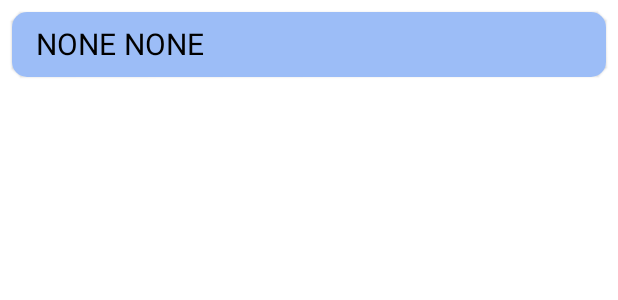
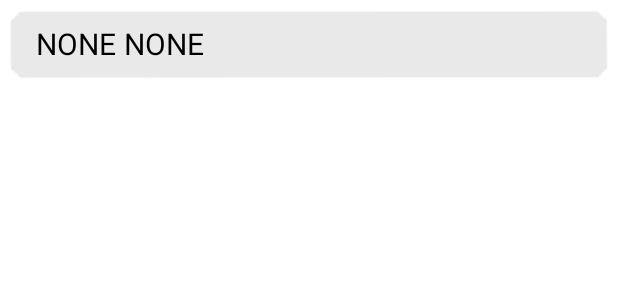
Before and after one commit to KimBoWoon/Weather-Cast, an Android app built with Jetpack Compose: the @Preview function PreviewWeatherItem, on a phone screen of 412 x 824 dp. Shown: the top 300 px of the screen. Run offline under Robolectric (Android 15) with nearby library versions, the phone set to English and light mode, and no system bars; our stand-ins replace Dagger/Hilt's generated code.

Commit message:
날씨에 따라 배경색 정보 업데이트

```diff
--- a/app/src/main/java/com/bowoon/android/weather_cast/ui/MainActivity.kt
+++ b/app/src/main/java/com/bowoon/android/weather_cast/ui/MainActivity.kt
@@ -7,7 +7,7 @@ import androidx.activity.viewModels
 import androidx.compose.foundation.background
 import androidx.compose.foundation.layout.*
 import androidx.compose.foundation.lazy.LazyColumn
-import androidx.compose.foundation.lazy.items
+import androidx.compose.foundation.lazy.itemsIndexed
 import androidx.compose.foundation.shape.RoundedCornerShape
 import androidx.compose.material.*
 import androidx.compose.material.icons.Icons
@@ -25,12 +25,12 @@ import com.bowoon.android.domain.dto.WeatherInfo
 import com.bowoon.android.weather_cast.R
 import com.bowoon.android.weather_cast.base.BaseActivity
 import com.bowoon.android.weather_cast.databinding.ActivityMainBinding
-import com.bowoon.android.weather_cast.ui.adapter.WeatherCastAdapter
 import com.bowoon.android.weather_cast.ui.vm.MainVM
 import com.bowoon.android.weather_cast.util.Log
+import com.bowoon.android.weather_cast.util.NONE
+import com.bowoon.android.weather_cast.util.getWeatherColor
 import dagger.hilt.android.AndroidEntryPoint
 import kotlinx.coroutines.launch
-import kotlin.random.Random
 
 @AndroidEntryPoint
 class MainActivity : BaseActivity<ActivityMainBinding>(
@@ -126,9 +126,9 @@ fun WeatherCastActionBar(snackbarHostState: SnackbarHostState) {
 fun WeatherCastContent(weatherInfo: List<WeatherInfo?>?) {
     LazyColumn {
         weatherInfo?.let {
-            items(weatherInfo) { weather ->
+            itemsIndexed(weatherInfo) { index, weather ->
                 weather?.let {
-                    WeatherItem(weather)
+                    WeatherItem(index, weatherInfo.lastIndex, weather)
                 }
             }
         }
@@ -136,22 +136,21 @@ fun WeatherCastContent(weatherInfo: List<WeatherInfo?>?) {
 }
 
 @Composable
-fun WeatherItem(weatherInfo: WeatherInfo) {
-    val random = Random(System.currentTimeMillis())
-
-    Card(shape = RoundedCornerShape(10.dp), modifier = Modifier.padding(8.dp)) {
+fun WeatherItem(index: Int, lastIndex: Int, weatherInfo: WeatherInfo) {
+    Card(
+        shape = RoundedCornerShape(10.dp),
+        modifier = Modifier.padding(
+            start = 8.dp,
+            top = if (index == 0) 8.dp else 4.dp,
+            end = 8.dp,
+            bottom = if (index == lastIndex) 8.dp else 4.dp
+        )
+    ) {
         Column(
             modifier = Modifier
                 .wrapContentHeight(Alignment.Top)
                 .fillMaxWidth()
-                .background(
-                    Color(
-                        random.nextInt(256),
-                        random.nextInt(256),
-                        random.nextInt(256),
-                        127
-                    )
-                )
+                .background(getWeatherColor(weatherInfo.weather?.firstOrNull()?.id ?: 0))
         ) {
             Row {
                 Text(
@@ -191,7 +190,5 @@ fun WeatherItem(weatherInfo: WeatherInfo) {
 fun PreviewWeatherItem() {
     val weatherInfo = WeatherInfo()
 
-    WeatherItem(weatherInfo = weatherInfo)
+    WeatherItem(0, 0, weatherInfo)
 }
-
-const val NONE = "NONE"
--- a/app/src/main/java/com/bowoon/android/weather_cast/util/Util.kt
+++ b/app/src/main/java/com/bowoon/android/weather_cast/util/Util.kt
@@ -1,6 +1,20 @@
 package com.bowoon.android.weather_cast.util
 
 import android.content.res.Resources
+import androidx.compose.ui.graphics.Color
 import kotlin.math.roundToInt
 
+const val NONE = "NONE"
+
 val Int.dp: Int get() = (this.toFloat() * Resources.getSystem().displayMetrics.density).roundToInt()
+
+fun getWeatherColor(condition: Int): Color = when (condition) {
+    in 200..299 -> Color(255, 0, 0, 127)
+    in 300..399 -> Color(255, 140, 0, 127)
+    in 500..599 -> Color(255, 112, 0, 127)
+    in 600..699 -> Color(65, 105, 225, 127)
+    in 700..799 -> Color(192, 192, 192, 127)
+    in 801..809 -> Color(139, 149, 159, 127)
+    800 -> Color(250, 247, 82, 127)
+    else -> Color(211, 211, 211, 127)
+}
--- a/data/src/main/java/com/bowoon/android/data/service/WeatherCastService.kt
+++ b/data/src/main/java/com/bowoon/android/data/service/WeatherCastService.kt
@@ -10,6 +10,7 @@ interface WeatherCastService {
     suspend fun getWeather(
         @Query("lat") lat: Float,
         @Query("lon") lon: Float,
+        @Query("lang") lang: String = "kr",
         @Query("units") units: String = "metric",
         @Query("appid") appId: String = BuildConfig.openWeatherKey
     ): WeatherInfo
```
